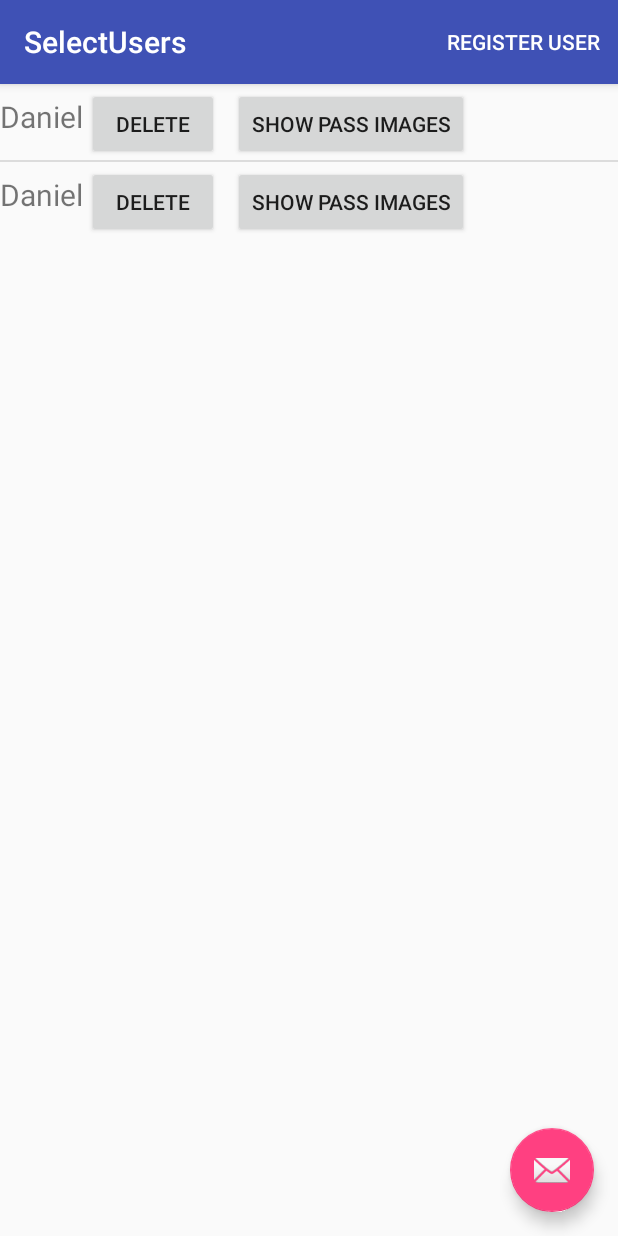
After one commit to dschwarz90/MemImgAuth, an Android app: the SelectUsers screen opened directly, with no data from a screen before it, on a phone screen of 412 x 824 dp. The commit adds this screen. Run offline under Robolectric (Android 15) with nearby library versions, the phone set to English and light mode, and no system bars.

Commit message:
First implementations for user management

```diff
--- /dev/null
+++ b/app/src/main/java/jp/ac/uec/inf/az/memimgauth/DatabaseConnection.java
@@ -0,0 +1,82 @@
+package jp.ac.uec.inf.az.memimgauth;
+
+import android.content.ContentValues;
+import android.content.Context;
+import android.database.Cursor;
+import android.database.SQLException;
+import android.database.sqlite.SQLiteDatabase;
+import android.util.Log;
+
+import java.util.ArrayList;
+import java.util.List;
+
+/**
+ * Created by azlabadm on 05.06.2017.
+ */
+
+public class DatabaseConnection {
+
+    // Database fields
+    private SQLiteDatabase database;
+    private MySQLiteHelper dbHelper;
+    private String[] allColumns = { MySQLiteHelper.COLUMN_ID,
+            MySQLiteHelper.COLUMN_COMMENT };
+
+    public DatabaseConnection(Context context) {
+        dbHelper = new MySQLiteHelper(context);
+    }
+
+    public void open() throws SQLException {
+        database = dbHelper.getWritableDatabase();
+    }
+
+    public void close() {
+        dbHelper.close();
+    }
+
+    public User createUser(String user) {
+        ContentValues values = new ContentValues();
+        values.put(MySQLiteHelper.COLUMN_COMMENT, user);
+        long insertId = database.insert(MySQLiteHelper.TABLE_USERS, null,
+                values);
+        Cursor cursor = database.query(MySQLiteHelper.TABLE_USERS,
+                allColumns, MySQLiteHelper.COLUMN_ID + " = " + insertId, null,
+                null, null, null);
+        cursor.moveToFirst();
+        User newUser = cursorToUser(cursor);
+        cursor.close();
+        Log.d("Created User", user + "with id " + insertId);
+        return newUser;
+    }
+
+    public void deleteUser(User user) {
+        long id = user.getId();
+        System.out.println("User deleted with id: " + id);
+        database.delete(MySQLiteHelper.TABLE_USERS, MySQLiteHelper.COLUMN_ID
+                + " = " + id, null);
+    }
+
+    public List<User> getAllUsers() {
+        List<User> users = new ArrayList<User>();
+
+        Cursor cursor = database.query(MySQLiteHelper.TABLE_USERS,
+                allColumns, null, null, null, null, null);
+
+        cursor.moveToFirst();
+        while (!cursor.isAfterLast()) {
+            User user = cursorToUser(cursor);
+            users.add(user);
+            cursor.moveToNext();
+        }
+        // make sure to close the cursor
+        cursor.close();
+        return users;
+    }
+
+    private User cursorToUser(Cursor cursor) {
+        User user = new User();
+        user.setId(cursor.getInt(0));
+        user.setName(cursor.getString(1));
+        return user;
+    }
+}
--- a/app/src/main/java/jp/ac/uec/inf/az/memimgauth/MainActivity.java
+++ b/app/src/main/java/jp/ac/uec/inf/az/memimgauth/MainActivity.java
@@ -51,6 +51,15 @@ public class MainActivity extends AppCompatActivity {
             @Override
             public void onClick(View v) {
                 openGallery();
+            }
+        });
+
+        Button showUsers = (Button) findViewById(R.id.showUsersButton);
+        showUsers.setOnClickListener(new View.OnClickListener() {
+            @Override
+            public void onClick(View v) {
+                Intent intent = new Intent(getApplicationContext(), SelectUsers.class);
+                startActivity(intent);
             }
         });
 
--- /dev/null
+++ b/app/src/main/java/jp/ac/uec/inf/az/memimgauth/MySQLiteHelper.java
@@ -0,0 +1,43 @@
+package jp.ac.uec.inf.az.memimgauth;
+
+import android.content.Context;
+import android.database.sqlite.SQLiteDatabase;
+import android.database.sqlite.SQLiteOpenHelper;
+import android.util.Log;
+
+/**
+ * Created by azlabadm on 05.06.2017.
+ */
+public class MySQLiteHelper extends SQLiteOpenHelper {
+    public static final String TABLE_USERS = "users";
+    public static final String COLUMN_ID = "_id";
+    public static final String COLUMN_COMMENT = "user";
+
+    private static final String DATABASE_NAME = "memimgauth.db";
+    private static final int DATABASE_VERSION = 1;
+
+    // Database creation sql statement
+    private static final String DATABASE_CREATE = "create table "
+            + TABLE_USERS + "( " + COLUMN_ID
+            + " integer primary key autoincrement, " + COLUMN_COMMENT
+            + " text not null);";
+
+    public MySQLiteHelper(Context context) {
+        super(context, DATABASE_NAME, null, DATABASE_VERSION);
+    }
+
+    @Override
+    public void onCreate(SQLiteDatabase database) {
+        database.execSQL(DATABASE_CREATE);
+    }
+
+    @Override
+    public void onUpgrade(SQLiteDatabase db, int oldVersion, int newVersion) {
+        Log.w(MySQLiteHelper.class.getName(),
+                "Upgrading database from version " + oldVersion + " to "
+                        + newVersion + ", which will destroy all old data");
+        db.execSQL("DROP TABLE IF EXISTS " + TABLE_USERS);
+        onCreate(db);
+    }
+
+}
--- /dev/null
+++ b/app/src/main/java/jp/ac/uec/inf/az/memimgauth/SelectUsers.java
@@ -0,0 +1,111 @@
+package jp.ac.uec.inf.az.memimgauth;
+
+import android.content.Context;
+import android.os.Bundle;
+import android.support.design.widget.FloatingActionButton;
+import android.support.design.widget.Snackbar;
+import android.support.v7.app.AppCompatActivity;
+import android.support.v7.widget.Toolbar;
+import android.view.LayoutInflater;
+import android.view.Menu;
+import android.view.MenuInflater;
+import android.view.View;
+import android.view.ViewGroup;
+import android.widget.AdapterView;
+import android.widget.ArrayAdapter;
+import android.widget.ListView;
+import android.widget.TextView;
+import android.widget.Toast;
+
+import java.util.List;
+
+public class SelectUsers extends AppCompatActivity {
+
+    private DatabaseConnection dbConnection;
+
+    @Override
+    protected void onCreate(Bundle savedInstanceState) {
+        super.onCreate(savedInstanceState);
+        setContentView(R.layout.activity_select_users);
+        Toolbar toolbar = (Toolbar) findViewById(R.id.toolbar);
+        setSupportActionBar(toolbar);
+
+        FloatingActionButton fab = (FloatingActionButton) findViewById(R.id.fab);
+        fab.setOnClickListener(new View.OnClickListener() {
+            @Override
+            public void onClick(View view) {
+                Snackbar.make(view, "Replace with your own action", Snackbar.LENGTH_LONG)
+                        .setAction("Action", null).show();
+            }
+        });
+
+        final ListView listView = (ListView) findViewById(R.id.userlist);
+        dbConnection = new DatabaseConnection(this);
+        dbConnection.open();
+
+        dbConnection.createUser("Daniel");
+        final List<User> userList = dbConnection.getAllUsers();
+
+        final ArrayAdapter<User> adapter = new MySimpleArrayAdapter(this, userList);
+        listView.setAdapter(adapter);
+
+        listView.setOnItemClickListener(new AdapterView.OnItemClickListener() {
+            @Override
+            public void onItemClick(AdapterView<?> parent, View view,
+                                    int position, long id) {
+                Toast.makeText(getApplicationContext(),
+                        "Click ListItem Number " + position, Toast.LENGTH_LONG)
+                        .show();
+                dbConnection.deleteUser(userList.get(position));
+                adapter.notifyDataSetChanged();
+            }
+        });
+
+
+    }
+
+    @Override
+    protected void onResume() {
+        dbConnection.open();
+        super.onResume();
+    }
+
+    @Override
+    protected void onPause() {
+        dbConnection.close();
+        super.onPause();
+    }
+
+    public void registerUser(){
+
+    }
+
+    @Override
+    public boolean onCreateOptionsMenu(Menu menu) {
+        MenuInflater inflater = getMenuInflater();
+        inflater.inflate(R.menu.registeruser, menu);
+        return super.onCreateOptionsMenu(menu);
+    }
+
+    private class MySimpleArrayAdapter extends ArrayAdapter<User>{
+        private final Context context;
+        private final List<User> users;
+
+        public MySimpleArrayAdapter(Context context, List<User> users) {
+            super(context, -1, users);
+            this.context = context;
+            this.users = users;
+        }
+
+        @Override
+        public View getView(int position, View convertView, ViewGroup parent) {
+            LayoutInflater inflater = (LayoutInflater) context
+                    .getSystemService(Context.LAYOUT_INFLATER_SERVICE);
+            View rowView = inflater.inflate(R.layout.userlist_item, parent, false);
+            TextView textView = (TextView) rowView.findViewById(R.id.username);
+            textView.setText(users.get(position).getName());
+
+            return rowView;
+        }
+    }
+}
--- /dev/null
+++ b/app/src/main/java/jp/ac/uec/inf/az/memimgauth/User.java
@@ -0,0 +1,46 @@
+package jp.ac.uec.inf.az.memimgauth;
+
+import android.net.Uri;
+
+import java.util.ArrayList;
+
+/**
+ * Created by azlabadm on 05.06.2017.
+ */
+
+public class User {
+
+    private String name;
+    private int id;
+    private ArrayList<Uri> passimages;
+
+    public User(){}
+
+    public String getName() {
+        return name;
+    }
+
+    public void setName(String name) {
+        this.name = name;
+    }
+
+    public int getId() {
+        return id;
+    }
+
+    public void setId(int id) {
+        this.id = id;
+    }
+
+    public ArrayList<Uri> getPassimages() {
+        return passimages;
+    }
+
+    public void setPassimages(ArrayList<Uri> passimages) {
+        this.passimages = passimages;
+    }
+
+    public void addPassImage(Uri uri){
+        passimages.add(uri);
+    }
+}
--- a/app/src/main/res/layout/activity_main.xml
+++ b/app/src/main/res/layout/activity_main.xml
@@ -47,11 +47,20 @@
                 android:layout_marginTop="50dp" />
 
             <Button
-                android:text="Authenticate!"
+            android:text="Authenticate!"
+            android:layout_width="match_parent"
+            android:layout_height="wrap_content"
+            android:id="@+id/authenticateButton"
+            android:layout_below="@+id/showPassImagesButton"
+            android:layout_alignParentStart="true"
+            android:layout_marginTop="50dp" />
+
+            <Button
+                android:text="Show Users"
                 android:layout_width="match_parent"
                 android:layout_height="wrap_content"
-                android:id="@+id/authenticateButton"
-                android:layout_below="@+id/showPassImagesButton"
+                android:id="@+id/showUsersButton"
+                android:layout_below="@+id/authenticateButton"
                 android:layout_alignParentStart="true"
                 android:layout_marginTop="50dp" />
 
--- /dev/null
+++ b/app/src/main/res/layout/activity_select_users.xml
@@ -0,0 +1,33 @@
+<?xml version="1.0" encoding="utf-8"?>
+<android.support.design.widget.CoordinatorLayout xmlns:android="http://schemas.android.com/apk/res/android"
+    xmlns:app="http://schemas.android.com/apk/res-auto"
+    xmlns:tools="http://schemas.android.com/tools"
+    android:layout_width="match_parent"
+    android:layout_height="match_parent"
+    tools:context="jp.ac.uec.inf.az.memimgauth.SelectUsers">
+
+    <android.support.design.widget.AppBarLayout
+        android:layout_width="match_parent"
+        android:layout_height="wrap_content"
+        android:theme="@style/AppTheme.AppBarOverlay">
+
+        <android.support.v7.widget.Toolbar
+            android:id="@+id/toolbar"
+            android:layout_width="match_parent"
+            android:layout_height="?attr/actionBarSize"
+            android:background="?attr/colorPrimary"
+            app:popupTheme="@style/AppTheme.PopupOverlay" />
+
+    </android.support.design.widget.AppBarLayout>
+
+    <include layout="@layout/content_select_users" />
+
+    <android.support.design.widget.FloatingActionButton
+        android:id="@+id/fab"
+        android:layout_width="wrap_content"
+        android:layout_height="wrap_content"
+        android:layout_gravity="bottom|end"
+        android:layout_margin="@dimen/fab_margin"
+        app:srcCompat="@android:drawable/ic_dialog_email" />
+
+</android.support.design.widget.CoordinatorLayout>
--- /dev/null
+++ b/app/src/main/res/layout/content_select_users.xml
@@ -0,0 +1,19 @@
+<?xml version="1.0" encoding="utf-8"?>
+<android.support.constraint.ConstraintLayout xmlns:android="http://schemas.android.com/apk/res/android"
+    xmlns:app="http://schemas.android.com/apk/res-auto"
+    xmlns:tools="http://schemas.android.com/tools"
+    android:layout_width="match_parent"
+    android:layout_height="match_parent"
+    app:layout_behavior="@string/appbar_scrolling_view_behavior"
+    tools:context="jp.ac.uec.inf.az.memimgauth.SelectUsers"
+    tools:showIn="@layout/activity_select_users">
+
+    <ListView
+        android:id="@+id/userlist"
+        android:layout_width="wrap_content"
+        android:layout_height="wrap_content"
+        tools:layout_editor_absoluteX="41dp"
+        tools:layout_editor_absoluteY="16dp" />
+
+
+</android.support.constraint.ConstraintLayout>
--- /dev/null
+++ b/app/src/main/res/layout/userlist_item.xml
@@ -0,0 +1,31 @@
+<?xml version="1.0" encoding="utf-8"?>
+<LinearLayout xmlns:android="http://schemas.android.com/apk/res/android"
+    android:layout_width="match_parent"
+    android:layout_height="match_parent"
+    android:orientation="horizontal">
+
+    <TextView
+        android:id="@+id/username"
+        android:layout_width="wrap_content"
+        android:layout_height="wrap_content"
+        android:text=""
+        android:textSize="30px"></TextView>
+
+    <Button
+        android:id="@+id/deleteButton"
+        android:layout_width="wrap_content"
+        android:layout_height="wrap_content"
+        android:layout_marginLeft="4px"
+        android:layout_marginRight="10px"
+        android:layout_marginTop="4px"
+        android:text="Delete" />
+
+    <Button
+        android:id="@+id/showPassImagesButton"
+        android:layout_width="wrap_content"
+        android:layout_height="wrap_content"
+        android:layout_marginLeft="4px"
+        android:layout_marginRight="10px"
+        android:layout_marginTop="4px"
+        android:text="Show Pass Images" />
+</LinearLayout>
--- /dev/null
+++ b/app/src/main/res/menu/registeruser.xml
@@ -0,0 +1,9 @@
+<?xml version="1.0" encoding="utf-8"?>
+<menu xmlns:app="http://schemas.android.com/apk/res-auto"
+    xmlns:android="http://schemas.android.com/apk/res/android">
+
+    <item
+        android:id="@+id/registerUserButton"
+        android:title="Register User"
+        app:showAsAction="always" />
+</menu>
--- a/app/src/main/res/values/strings.xml
+++ b/app/src/main/res/values/strings.xml
@@ -12,5 +12,6 @@
 
     <string name="pref_ringtone_silent">Silent</string>
     <string name="title_activity_authentication_success">authenticationSuccess</string>
+    <string name="title_activity_select_users">SelectUsers</string>
 
 </resources>
```
Also changed, not shown: app/src/main/AndroidManifest.xml (+9 -5 lines).
